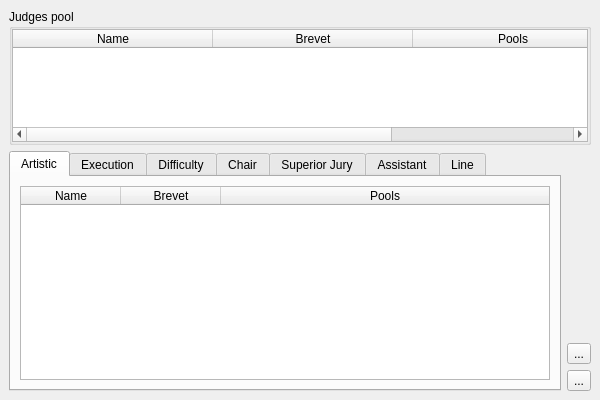
The window that modules/judgespanel/judgespanelwidget.ui (MrApe/OpenCompetition) describes before a commit, drawn with Qt 5.
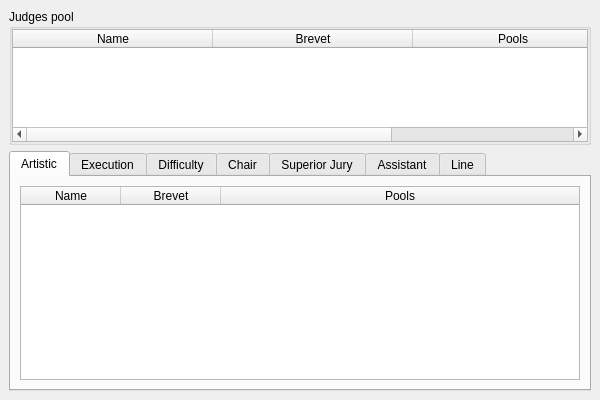
The same window after the commit. Icons and pictures are not drawn. Custom widgets are drawn as their Qt base class.

Diff of the .ui file:
```diff
--- a/modules/judgespanel/judgespanelwidget.ui
+++ b/modules/judgespanel/judgespanelwidget.ui
@@ -391,60 +391,6 @@
         </widget>
        </widget>
       </item>
-      <item>
-       <layout class="QVBoxLayout" name="verticalLayout_10">
-        <item>
-         <spacer name="verticalSpacer">
-          <property name="orientation">
-           <enum>Qt::Vertical</enum>
-          </property>
-          <property name="sizeHint" stdset="0">
-           <size>
-            <width>20</width>
-            <height>40</height>
-           </size>
-          </property>
-         </spacer>
-        </item>
-        <item>
-         <widget class="QToolButton" name="save">
-          <property name="text">
-           <string>...</string>
-          </property>
-          <property name="icon">
-           <iconset resource="../../ressources.qrc">
-            <normaloff>:/ui/icons/images/icons/save_green_64.png</normaloff>:/ui/icons/images/icons/save_green_64.png</iconset>
-          </property>
-          <property name="iconSize">
-           <size>
-            <width>40</width>
-            <height>40</height>
-           </size>
-          </property>
-         </widget>
-        </item>
-        <item>
-         <widget class="QToolButton" name="remove">
-          <property name="acceptDrops">
-           <bool>true</bool>
-          </property>
-          <property name="text">
-           <string>...</string>
-          </property>
-          <property name="icon">
-           <iconset resource="../../ressources.qrc">
-            <normaloff>:/ui/icons/images/icons/delete_x_64.png</normaloff>:/ui/icons/images/icons/delete_x_64.png</iconset>
-          </property>
-          <property name="iconSize">
-           <size>
-            <width>40</width>
-            <height>40</height>
-           </size>
-          </property>
-         </widget>
-        </item>
-       </layout>
-      </item>
      </layout>
     </item>
    </layout>
```
